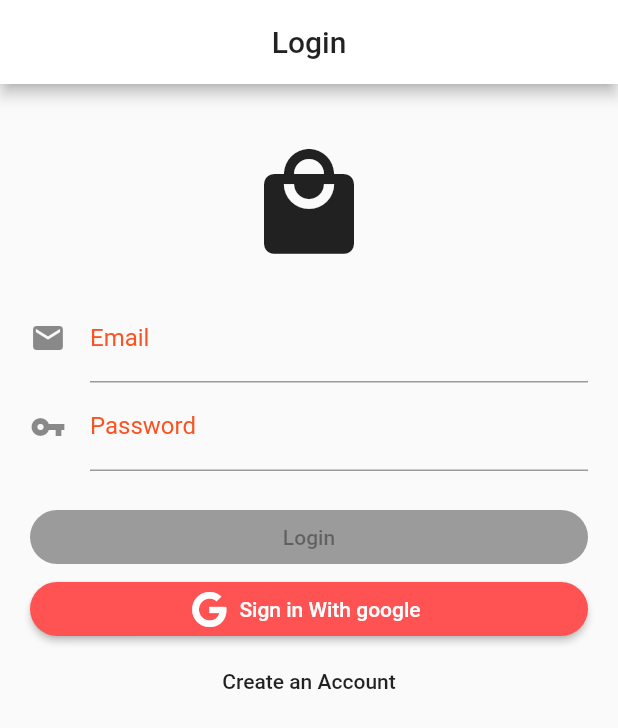
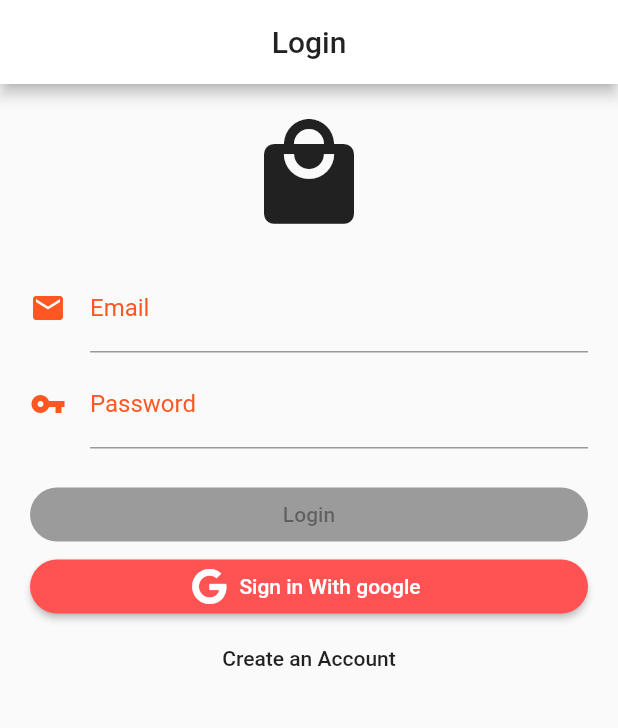
Before and after one commit to kevzzsk/Floom, a Flutter app: the LoginScreen screen opened by its route, on a phone screen of 412 x 824 dp. Shown: the top 728 px of the screen. Run offline on Flutter 3.47's test engine with Material 2 defaults, Android fonts, the phone set to English and light mode, and no system bars; our stand-ins replace bloc, cached_network_image, cloud_firestore, equatable, firebase_auth, flutter_bloc and 3 more; accounts and stored records are empty; network calls fail; project files that could hold a hidden picture were left out.

Commit message:
Fix Login screen
Fix missing border on focus
Fix error border on focus

```diff
--- a/lib/login/login_form.dart
+++ b/lib/login/login_form.dart
@@ -6,8 +6,6 @@ import 'package:flutter_bloc/flutter_bloc.dart';
 
 import 'authentication_bloc/bloc.dart';
 import 'login_bloc/bloc.dart';
-
-
 
 class LoginForm extends StatefulWidget {
   final User _user;
@@ -29,9 +27,10 @@ class _LoginFormState extends State<LoginForm> {
 
   User get _user => widget._user;
 
-  bool get isPopulated => _emailController.text.isNotEmpty && _passwordController.text.isNotEmpty;
+  bool get isPopulated =>
+      _emailController.text.isNotEmpty && _passwordController.text.isNotEmpty;
 
-  bool isLoginButtonEnabled(LoginState state){
+  bool isLoginButtonEnabled(LoginState state) {
     return state.isFormValid && isPopulated && !state.isSubmitting;
   }
 
@@ -44,26 +43,23 @@ class _LoginFormState extends State<LoginForm> {
     _passwordController.addListener(_onPasswordChanged);
   }
 
-
   @override
   Widget build(BuildContext context) {
     return BlocListener(
       bloc: _loginBloc,
-      listener: (context,state){
-        if (state.isFailure){
+      listener: (context, state) {
+        if (state.isFailure) {
           Scaffold.of(context)
             ..hideCurrentSnackBar()
-            ..showSnackBar(
-              SnackBar(
+            ..showSnackBar(SnackBar(
               content: Row(
                 mainAxisAlignment: MainAxisAlignment.spaceBetween,
                 children: <Widget>[Text('Login Failed'), Icon(Icons.error)],
               ),
               backgroundColor: Colors.red,
-              )
-            );
+            ));
         }
-        if (state.isSubmitting){
+        if (state.isSubmitting) {
           Scaffold.of(context)
             ..hideCurrentSnackBar()
             ..showSnackBar(
@@ -78,45 +74,73 @@ class _LoginFormState extends State<LoginForm> {
               ),
             );
         }
-        if (state.isSuccess){
+        if (state.isSuccess) {
           BlocProvider.of<AuthenticationBloc>(context).dispatch(LoggedIn());
         }
       },
       child: BlocBuilder(
         bloc: _loginBloc,
-        builder: (BuildContext context, LoginState state){
-          return Padding(
-            padding: EdgeInsets.all(20),
+        builder: (BuildContext context, LoginState state) {
+          return GestureDetector(
+            onTap: (){
+              FocusScope.of(context).requestFocus(new FocusNode());
+            },
             child: Form(
               child: ListView(
+                padding: EdgeInsets.symmetric(horizontal: 20),
                 children: <Widget>[
                   Padding(
                     padding: EdgeInsets.symmetric(vertical: 20),
-                    child: Icon(Icons.local_mall,size: 80,),
+                    child: Icon(
+                      Icons.local_mall,
+                      size: 80,
+                    ),
                   ),
                   TextFormField(
                     controller: _emailController,
                     decoration: InputDecoration(
-                      icon: Icon(Icons.email),
-                      labelText: 'Email'
+                      focusedErrorBorder: OutlineInputBorder(
+                            borderRadius: BorderRadius.all(Radius.circular(5)),
+                            borderSide: BorderSide(color: Colors.deepOrange)),
+                        labelStyle: TextStyle(color: Colors.deepOrange),
+                        icon: Icon(
+                          Icons.email,
+                          color: Colors.deepOrange,
                         ),
+                        labelText: 'Email',
+                        focusedBorder: OutlineInputBorder(
+                            borderRadius: BorderRadius.all(Radius.circular(5)),
+                            borderSide: BorderSide(color: Colors.deepOrange))),
                     autovalidate: true,
                     autocorrect: false,
-                    validator: (_){
-                      return !state.isEmailValid? 'Invalid Email':null;
+                    validator: (_) {
+                      return !state.isEmailValid ? 'Invalid Email' : null;
                     },
+                  ),
+                  SizedBox(
+                    height: 5,
                   ),
                   TextFormField(
                     controller: _passwordController,
                     decoration: InputDecoration(
-                      icon: Icon(Icons.vpn_key),
-                      labelText: 'Password'
+                      focusedErrorBorder: OutlineInputBorder(
+                            borderRadius: BorderRadius.all(Radius.circular(5)),
+                            borderSide: BorderSide(color: Colors.deepOrange)),
+                        labelStyle: TextStyle(color: Colors.deepOrange),
+                        icon: Icon(
+                          Icons.vpn_key,
+                          color: Colors.deepOrange,
                         ),
+                        labelText: 'Password',
+                        focusedBorder: OutlineInputBorder(
+                            borderRadius: BorderRadius.all(Radius.circular(5)),
+                            borderSide: BorderSide(color: Colors.deepOrange))),
                     obscureText: true,
                     autovalidate: true,
                     autocorrect: false,
-                    validator: (_){
-                      return !state.isPasswordValid? 'Invalid Password' :null;
+                    onEditingComplete: ()=>Form.of(context).validate(),
+                    validator: (_) {
+                      return !state.isPasswordValid ? 'Invalid Password' : null;
                     },
                   ),
                   Padding(
@@ -125,10 +149,11 @@ class _LoginFormState extends State<LoginForm> {
                       crossAxisAlignment: CrossAxisAlignment.stretch,
                       children: <Widget>[
                         LoginButton(
-                          onPressed: isLoginButtonEnabled(state)? _onFormSubmitted: null
-                        ),
+                            onPressed: isLoginButtonEnabled(state)
+                                ? _onFormSubmitted
+                                : null),
                         GoogleLoginButton(),
-                        CreateAccountButton(user:_user)
+                        CreateAccountButton(user: _user)
                       ],
                     ),
                   )
@@ -149,22 +174,18 @@ class _LoginFormState extends State<LoginForm> {
     super.dispose();
   }
 
-  void _onEmailChanged(){
+  void _onEmailChanged() {
     _loginBloc.dispatch(EmailChanged(email: _emailController.text));
   }
 
-  void _onPasswordChanged(){
+  void _onPasswordChanged() {
     _loginBloc.dispatch(PasswordChanged(password: _passwordController.text));
   }
 
-  void _onFormSubmitted(){
-    _loginBloc.dispatch(
-      LoginWithCredentialsPressed(
-        email: _emailController.text,
-        password: _passwordController.text
-      )
-    );
-  }
-
+  void _onFormSubmitted() {
+    FocusScope.of(context).requestFocus(new FocusNode());
+    _loginBloc.dispatch(LoginWithCredentialsPressed(
+        email: _emailController.text, password: _passwordController.text));
 
   }
+}
```
Lines whose indentation alone changed are shown as unchanged.
